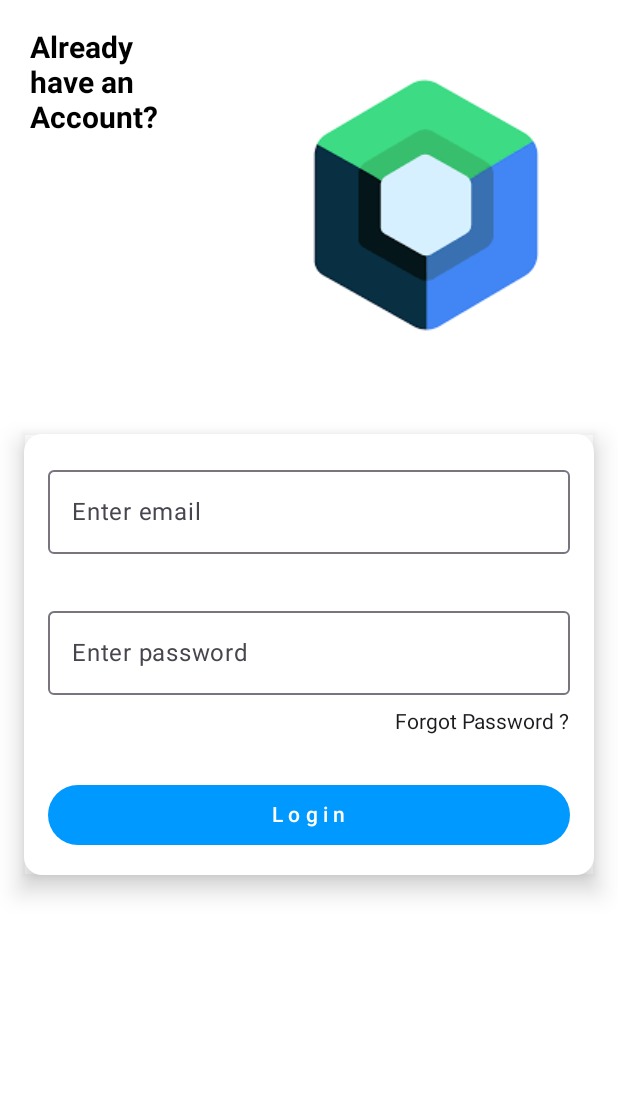
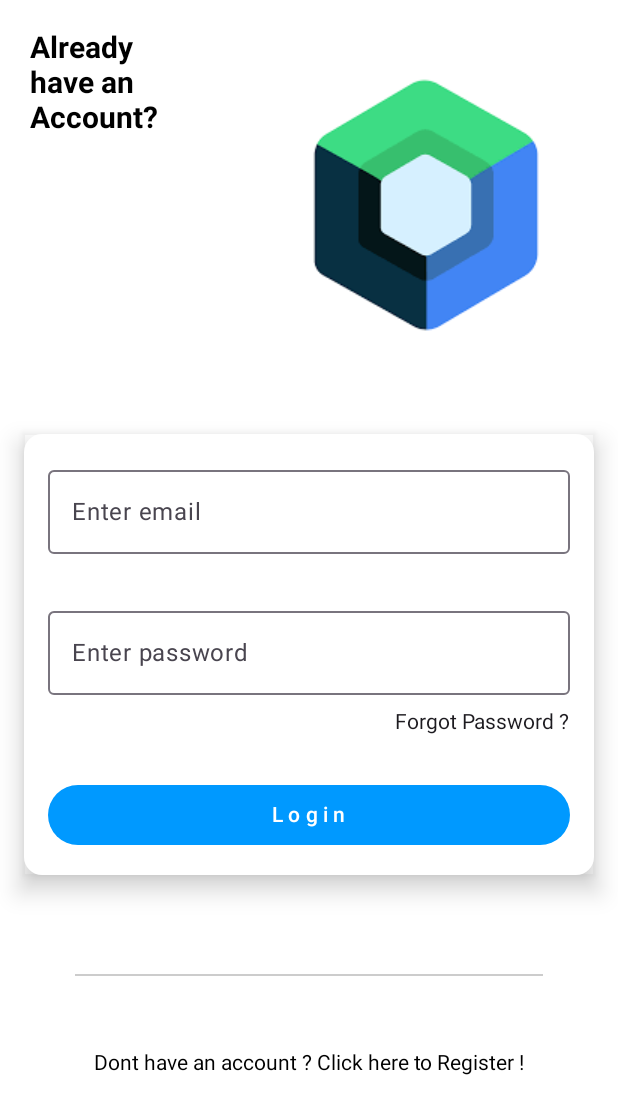
Before and after one commit to Aditya-Khaladkar/E-commerce_Jetpack-compose, an Android app built with Jetpack Compose: the screen it shows after launch (MainActivity), on a phone screen of 412 x 824 dp. Shown: the top 1114 px of the screen. Run offline under Robolectric (Android 15) with nearby library versions, the phone set to English and light mode, and no system bars.

Commit message:
added divider

```diff
--- a/app/src/main/java/com/example/e_commerce/view/Login.kt
+++ b/app/src/main/java/com/example/e_commerce/view/Login.kt
@@ -17,6 +17,7 @@ import androidx.compose.material3.ButtonDefaults
 import androidx.compose.material3.Card
 import androidx.compose.material3.CardColors
 import androidx.compose.material3.CardDefaults
+import androidx.compose.material3.Divider
 import androidx.compose.material3.ElevatedCard
 import androidx.compose.material3.ExperimentalMaterial3Api
 import androidx.compose.material3.OutlinedTextField
@@ -49,7 +50,9 @@ fun Login() {
 
 
     Column(
-        modifier = Modifier.fillMaxSize().background(color = Color.White),
+        modifier = Modifier
+            .fillMaxSize()
+            .background(color = Color.White),
         horizontalAlignment = Alignment.CenterHorizontally
     ) {
 
@@ -108,9 +111,10 @@ fun Login() {
                     Text(text = "Forgot Password ?", modifier = Modifier.align(Alignment.End))
 
                     Spacer(modifier = Modifier.height(30.dp))
-                    Button(colors = ButtonDefaults.buttonColors(
-                        containerColor = newAppThemeColor
-                    ),
+                    Button(
+                        colors = ButtonDefaults.buttonColors(
+                            containerColor = newAppThemeColor
+                        ),
                         onClick = { /*TODO*/ }, modifier = Modifier.fillMaxWidth()
                     ) {
                         Text(text = "L o g i n")
@@ -120,6 +124,12 @@ fun Login() {
 
         }
 
+        Divider(
+            color = Color.LightGray, thickness = 1.dp,
+            modifier = Modifier.padding(50.dp)
+        )
+
+        Text(text = "Dont have an account ? Click here to Register !")
     }
 }
 
```
